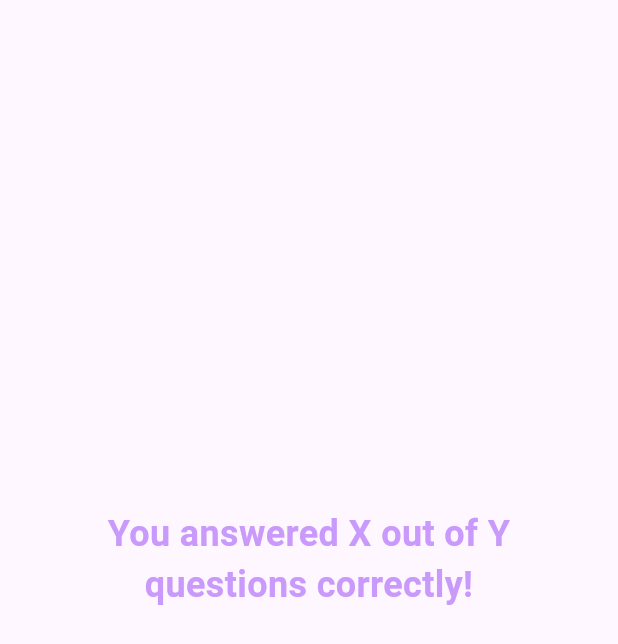
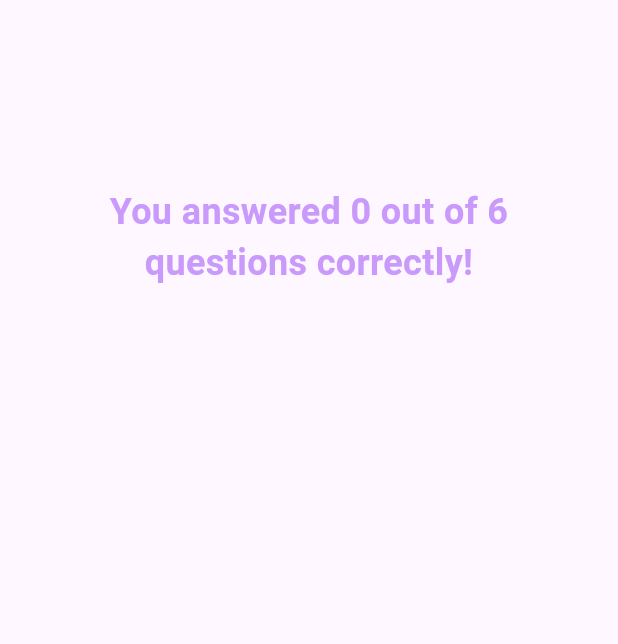
Before and after one commit to CK-Arijit/flutter_projects, a Flutter app: the ResultsScreen widget shown alone on an empty page, opened directly with empty values, on a phone screen of 412 x 824 dp. Shown: the top 644 px of the screen. Run offline on Flutter 3.47's test engine with Material 3 defaults, Android fonts, the phone set to English and light mode, and no system bars; our stand-ins replace google_fonts.

Commit message:
Quiz app - Result screen

```diff
--- /dev/null
+++ b/quiz_app/lib/questions_summary/questions_summary.dart
@@ -0,0 +1,25 @@
+import 'package:flutter/material.dart';
+
+import 'package:quiz_app/questions_summary/summary_item.dart';
+
+class QuestionsSummary extends StatelessWidget {
+  const QuestionsSummary(this.summaryData, {super.key});
+
+  final List<Map<String, Object>> summaryData;
+
+  @override
+  Widget build(BuildContext context) {
+    return SizedBox(
+      height: 400,
+      child: SingleChildScrollView(
+        child: Column(
+          children: summaryData.map(
+            (data) {
+              return SummaryItem(data);
+            },
+          ).toList(),
+        ),
+      ),
+    );
+  }
+}
--- a/quiz_app/lib/quiz.dart
+++ b/quiz_app/lib/quiz.dart
@@ -34,7 +34,6 @@ class _QuizState extends State<Quiz> {
     if (selectedAnswers.length == questions.length) {
       // If all questions have been answered, reset the quiz
       setState(() {
-        selectedAnswers.clear();
         activeScreen = 'results-screen'; // Reset to start screen
       });
     }
@@ -55,7 +54,10 @@ class _QuizState extends State<Quiz> {
         ? QuestionsScreen(
             onSelectAnswer: chooseAnswer,
           )
-        : ResultsScreen(restartQuiz: restartQuiz);
+        : ResultsScreen(
+            restartQuiz: restartQuiz,
+            selectedAnswers: selectedAnswers,
+          );
     return MaterialApp(
       home: Scaffold(
         body: Container(
--- a/quiz_app/lib/results_screen.dart
+++ b/quiz_app/lib/results_screen.dart
@@ -1,8 +1,31 @@
 import 'package:flutter/material.dart';
+import 'package:quiz_app/data/questions.dart';
+import 'package:quiz_app/questions_summary/questions_summary.dart';
 
 class ResultsScreen extends StatelessWidget {
   final void Function() restartQuiz;
-  const ResultsScreen({super.key, required this.restartQuiz});
+  final List<String> selectedAnswers;
+  const ResultsScreen({
+    super.key,
+    required this.restartQuiz,
+    required this.selectedAnswers,
+  });
+
+  List<Map<String, Object>> getSummaryData() {
+    final List<Map<String, Object>> summary = [];
+
+    for (var i = 0; i < selectedAnswers.length; i++) {
+      summary.add({
+        'question_index': i,
+        'question': questions[i].question,
+        'correct_answer':
+            questions[i].answers[0], // Assuming the first answer is correct
+        'user_answer': selectedAnswers[i],
+        'is_correct': selectedAnswers[i] == questions[i].answers[0],
+      });
+    }
+    return summary;
+  }
 
   @override
   Widget build(BuildContext context) {
@@ -16,7 +39,7 @@ class ResultsScreen extends StatelessWidget {
           crossAxisAlignment: CrossAxisAlignment.center,
           children: [
             Text(
-              'You answered X out of Y questions correctly!',
+              'You answered ${getSummaryData().where((item) => item['is_correct'] as bool).length} out of ${questions.length} questions correctly!',
               style: TextStyle(
                 fontSize: 24,
                 fontWeight: FontWeight.bold,
@@ -24,6 +47,8 @@ class ResultsScreen extends StatelessWidget {
               ),
               textAlign: TextAlign.center,
             ),
+            SizedBox(height: 30),
+            QuestionsSummary(getSummaryData()),
             SizedBox(height: 30),
             OutlinedButton.icon(
               onPressed: restartQuiz,
```
Also changed, not shown: quiz_app/lib/questions_summary/question_identifier.dart (added, +35 -0 lines), quiz_app/lib/questions_summary/summary_item.dart (added, +59 -0 lines), 3 other files.
